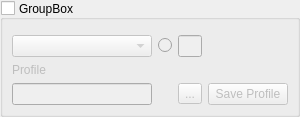
First picture: the form in Sichtprüfung/Method.ui, repository danielkos/IPRSichtpruefung, before the edit.
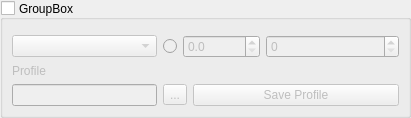
Second picture: the form after the edit.

Commit message: Method UI ported to use SpinBoxes

Diff of the .ui file:
```diff
--- a/Sichtprüfung/Method.ui
+++ b/Sichtprüfung/Method.ui
@@ -6,8 +6,8 @@
    <rect>
     <x>0</x>
     <y>0</y>
-    <width>239</width>
-    <height>112</height>
+    <width>411</width>
+    <height>111</height>
    </rect>
   </property>
   <property name="sizePolicy">
@@ -74,9 +74,6 @@
       <property name="bottomMargin">
        <number>9</number>
       </property>
-      <item row="2" column="0">
-       <widget class="QLineEdit" name="lineEditProfile"/>
-      </item>
       <item row="0" column="0">
        <widget class="QComboBox" name="comboBoxParams">
         <property name="minimumSize">
@@ -87,16 +84,6 @@
         </property>
        </widget>
       </item>
-      <item row="0" column="2">
-       <widget class="QLineEdit" name="lineEditNumInput"/>
-      </item>
-      <item row="0" column="1">
-       <widget class="QRadioButton" name="radioButtonBoolInput">
-        <property name="text">
-         <string/>
-        </property>
-       </widget>
-      </item>
       <item row="1" column="0">
        <widget class="QLabel" name="label">
         <property name="text">
@@ -104,14 +91,22 @@
         </property>
        </widget>
       </item>
-      <item row="2" column="2">
+      <item row="2" column="0">
+       <widget class="QLineEdit" name="lineEditProfile"/>
+      </item>
+      <item row="2" column="1">
+       <layout class="QHBoxLayout" name="horizontalLayout_3">
+        <property name="leftMargin">
+         <number>0</number>
+        </property>
+        <item>
        <widget class="QToolButton" name="openProfileButton">
         <property name="text">
          <string>...</string>
         </property>
        </widget>
       </item>
-      <item row="2" column="3">
+        <item>
        <widget class="QPushButton" name="pushButtonSaveProfile">
         <property name="text">
          <string>Save Profile</string>
@@ -120,6 +115,45 @@
          <string>Ctrl+S</string>
         </property>
        </widget>
+        </item>
+       </layout>
+      </item>
+      <item row="0" column="1">
+       <layout class="QHBoxLayout" name="horizontalLayout">
+        <item>
+         <widget class="QRadioButton" name="radioButtonBoolInput">
+          <property name="text">
+           <string/>
+          </property>
+         </widget>
+        </item>
+        <item>
+         <widget class="QDoubleSpinBox" name="doubleSpinBoxNumInput">
+          <property name="decimals">
+           <number>1</number>
+          </property>
+          <property name="maximum">
+           <double>1111111111111111153989017879107234925673909001785395663339520.000000000000000</double>
+          </property>
+          <property name="singleStep">
+           <double>0.100000000000000</double>
+          </property>
+         </widget>
+        </item>
+        <item>
+         <widget class="QSpinBox" name="spinBoxNumInput">
+          <property name="minimumSize">
+           <size>
+            <width>133</width>
+            <height>0</height>
+           </size>
+          </property>
+          <property name="maximum">
+           <number>1111111111</number>
+          </property>
+         </widget>
+        </item>
+       </layout>
       </item>
      </layout>
     </widget>
```
Lines whose indentation alone changed are shown as unchanged. The commit also changes 2 other files.
